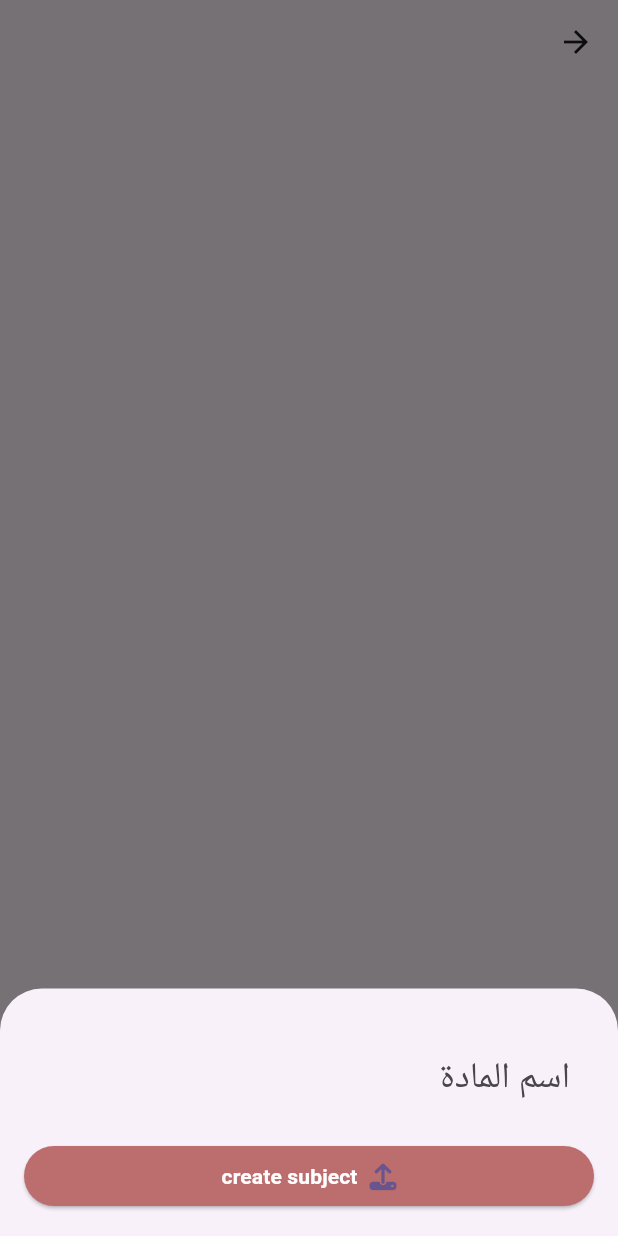
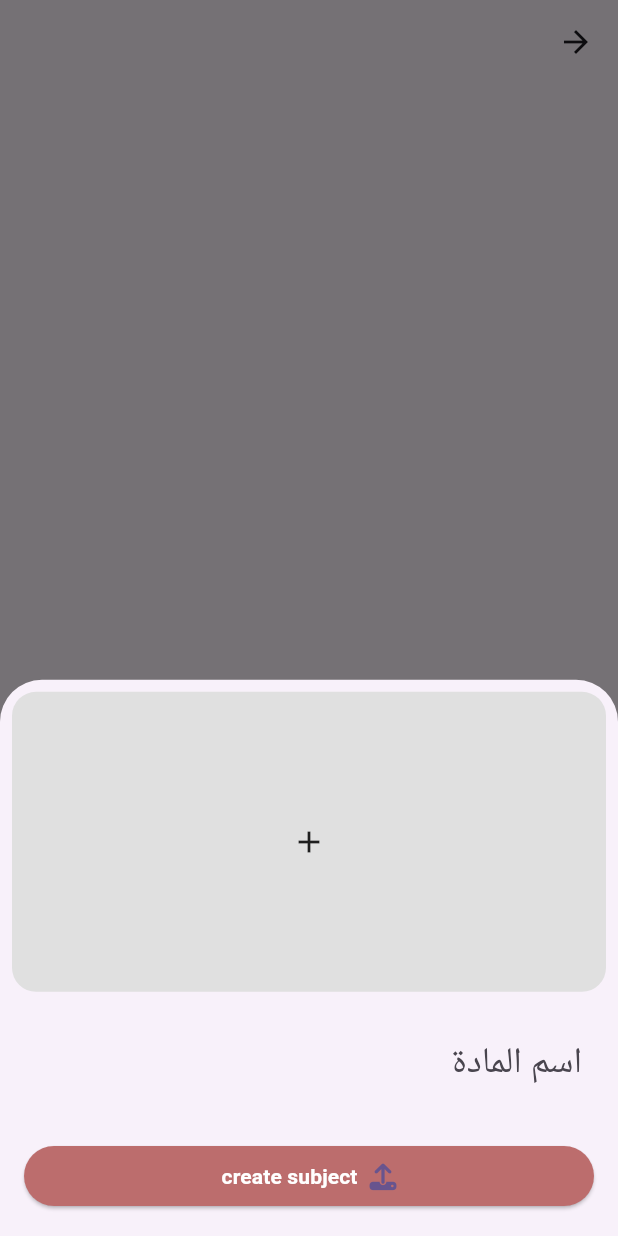
Before and after one commit to mellatilaid/aynaa, a Flutter app: the SubjectsView screen opened directly with empty values, after a tap on the "add" icon, on a phone screen of 412 x 824 dp. Run offline on Flutter 3.47's test engine with Material 3 defaults, Android fonts, the phone set to English and light mode, and no system bars; our stand-ins replace bloc, connectivity_plus, cross_file, dartz, device_info_plus, device_preview and 13 more; missing offline and left inert: tus_client_dart; accounts and stored records are empty; generated files the repository leaves out were written again.

Commit message:
refactored add subject buttom sheet

```diff
--- a/lib/core/services/isar_storage_service.dart
+++ b/lib/core/services/isar_storage_service.dart
@@ -83,12 +83,13 @@ class IsarStorageService {
       case CollentionType.versions:
         await _isar.writeTxn(() async {
           await _isar.aynaaVersionsEntitys
-              .putAll(items as List<AynaaVersionsEntity>);
+              .putAllByEntityID(items as List<AynaaVersionsEntity>);
         });
       case CollentionType.subjects:
         await _isar.writeTxn(
           () async {
-            await _isar.subjectsEntitys.putAll(items as List<SubjectsEntity>);
+            await _isar.subjectsEntitys
+                .putAllByEntityID(items as List<SubjectsEntity>);
           },
         );
       case CollentionType.deletedItmes:
@@ -109,12 +110,14 @@ class IsarStorageService {
         log('item added to isar');
       case CollentionType.versions:
         await _isar.writeTxn(() async {
-          await _isar.aynaaVersionsEntitys.put(item as AynaaVersionsEntity);
+          await _isar.aynaaVersionsEntitys
+              .putByIndex('entityID', item as AynaaVersionsEntity);
         });
       case CollentionType.subjects:
         await _isar.writeTxn(
           () async {
-            await _isar.subjectsEntitys.put(item as SubjectsEntity);
+            await _isar.subjectsEntitys
+                .putByIndex('entityID', item as SubjectsEntity);
           },
         );
       case CollentionType.deletedItmes:
--- a/lib/features/admin/materials/data/models/subjects_model.dart
+++ b/lib/features/admin/materials/data/models/subjects_model.dart
@@ -11,13 +11,22 @@ class SubjectsModel extends SubjectsEntity with Mappable {
   final String subjectName;
   @override
   final String versionID;
-
+  @override
+  final String url;
+  @override
+  final String? localFilePath;
   SubjectsModel(
       {required this.entityID,
       required this.subjectName,
-      required this.versionID})
+      required this.versionID,
+      required this.url,
+      this.localFilePath})
       : super(
-            entityID: entityID, subjectName: subjectName, versionID: versionID);
+            entityID: entityID,
+            subjectName: subjectName,
+            versionID: versionID,
+            url: url,
+            localFilePath: localFilePath);
 
   /*factory SubjectsModel.fromSupabase(Map<String, dynamic> data) {
     return SubjectsModel(id: data[kID].toString(), subjectName: data[kName]);
@@ -27,21 +36,22 @@ class SubjectsModel extends SubjectsEntity with Mappable {
     return SubjectsModel(
         entityID: subject.entityID ?? '0',
         subjectName: subject.subjectName,
-        versionID: subject.versionID);
+        versionID: subject.versionID,
+        url: subject.url,
+        localFilePath: subject.localFilePath);
   }
 
   @override
   toMap() {
-    return {
-      kSubjectName: subjectName,
-      kVersionID: versionID,
-    };
+    return {kSubjectName: subjectName, kVersionID: versionID, kUrl: url};
   }
 
   static SubjectsModel fromMap(Map<String, dynamic> data) {
     return SubjectsModel(
-        entityID: data[kID].toString(),
-        subjectName: data[kSubjectName],
-        versionID: data[kVersionID]);
+      entityID: data[kID].toString(),
+      subjectName: data[kSubjectName],
+      versionID: data[kVersionID],
+      url: data[kUrl],
+    );
   }
 }
--- a/lib/features/admin/materials/domain/entities/subjects_entity.dart
+++ b/lib/features/admin/materials/domain/entities/subjects_entity.dart
@@ -12,10 +12,16 @@ class SubjectsEntity with Entity {
   final String subjectName;
   final String versionID;
   final bool isDeleted = false;
+  @override
+  final String url;
+  @override
+  String? localFilePath;
   SubjectsEntity({
     required this.entityID,
     required this.subjectName,
     required this.versionID,
+    required this.url,
+    this.localFilePath,
   });
 
   @override
@@ -23,17 +29,6 @@ class SubjectsEntity with Entity {
   String get name => subjectName;
 
   @override
-  // TODO: implement localFilePath
-  String? get localFilePath => '';
-
-  @override
-  // TODO: implement url
-  String? get url => '';
-
-  @override
   // TODO: implement versionName
   String get versionName => '';
-
-  @override
-  set localFilePath(String? path) {}
 }
--- a/lib/features/admin/materials/presentation/views/subjects_view.dart
+++ b/lib/features/admin/materials/presentation/views/subjects_view.dart
@@ -40,8 +40,9 @@ class SubjectsView extends StatelessWidget {
                   context: context,
                   builder: (context) {
                     return BlocProvider.value(
-                        value: subjectsCubit,
-                        child: const NewSubjectBottomSheet());
+                      value: subjectsCubit,
+                      child: const NewSubjectBottomSheet(),
+                    );
                   });
             },
             child: const Icon(Icons.add),
--- a/lib/features/admin/materials/presentation/views/widgets/add_lesson_button_sheet_body.dart
+++ b/lib/features/admin/materials/presentation/views/widgets/add_lesson_button_sheet_body.dart
@@ -40,12 +40,14 @@ class _AddLessonBottomSheetBodyState extends State<AddLessonBottomSheetBody> {
 
   @override
   Widget build(BuildContext context) {
-    return Stack(
+    return FractionallySizedBox(
+      heightFactor: 0.8,
+      child: Stack(
         children: [
           // Scrollable content
           Padding(
-          padding:
-              const EdgeInsets.only(bottom: 60.0), // Leave space for the button
+            padding: const EdgeInsets.only(
+                bottom: 60.0), // Leave space for the button
             child: SingleChildScrollView(
               child: Padding(
                 padding: const EdgeInsets.all(8.0),
@@ -90,6 +92,7 @@ class _AddLessonBottomSheetBodyState extends State<AddLessonBottomSheetBody> {
             ),
           ),
         ],
+      ),
     );
   }
 }
--- a/lib/features/admin/materials/presentation/views/widgets/add_new_subject_bottom_sheet.dart
+++ b/lib/features/admin/materials/presentation/views/widgets/add_new_subject_bottom_sheet.dart
@@ -2,11 +2,13 @@ import 'package:atm_app/core/utils/set_up_service_locator.dart';
 import 'package:atm_app/core/widgets/scaffold_message.dart';
 import 'package:atm_app/features/admin/materials/presentation/manager/add_new_subject_cubit/add_new_subject_cubit.dart';
 import 'package:atm_app/features/admin/materials/presentation/manager/fetch_subjects_cubit/fetch_subject_cubit.dart';
+import 'package:atm_app/features/admin/materials/presentation/manager/pick_file_cubit/pick_file_cubit.dart';
 import 'package:atm_app/features/admin/materials/presentation/views/widgets/add_new_subject_bottom_sheet_body.dart';
 import 'package:flutter/material.dart';
 import 'package:flutter_bloc/flutter_bloc.dart';
 import 'package:go_router/go_router.dart';
 
+import '../../../../../../core/classes/pick_file.dart';
 import '../../../domain/repos/subjects_repo.dart';
 import '../../manager/add_text_lesson_cubit/add_lesson_cubit.dart';
 
@@ -17,9 +19,16 @@ class NewSubjectBottomSheet extends StatelessWidget {
 
   @override
   Widget build(BuildContext context) {
-    return BlocProvider(
-      create: (context) =>
-          AddNewSubjectCubit(subjectsRepo: getit.get<SubjectsRepo>()),
+    return MultiBlocProvider(
+      providers: [
+        BlocProvider(
+          create: (context) =>
+              AddNewSubjectCubit(subjectsRepo: getit.get<SubjectsRepo>()),
+        ),
+        BlocProvider(
+          create: (context) => PickFileCubit(getit.get<FilePickerHelper>()),
+        ),
+      ],
       child: BlocBuilder<AddNewSubjectCubit, AddNewSubjectState>(
         builder: (context, state) {
           if (state is AddNewSubjectSuccuss) {
@@ -33,7 +42,7 @@ class NewSubjectBottomSheet extends StatelessWidget {
           } else if (state is AddNewSubjectFailure) {
             showScaffoldMessage(context, state.errMessage);
           }
-          return const AddImageNoteBottomSheetBody();
+          return const AddSubjectBottomSheetBody();
         },
       ),
     );
--- a/lib/features/admin/materials/presentation/views/widgets/add_new_subject_bottom_sheet_body.dart
+++ b/lib/features/admin/materials/presentation/views/widgets/add_new_subject_bottom_sheet_body.dart
@@ -1,9 +1,101 @@
-import 'package:atm_app/features/admin/materials/presentation/views/widgets/add_new_subject_button_bloc_builder.dart';
 import 'package:flutter/material.dart';
 
 import '../../../../../../core/widgets/invisibla_text_field.dart';
+import 'add_new_subject_button_bloc_builder.dart';
+import 'lesson_media_content_builder.dart';
 
-class AddImageNoteBottomSheetBody extends StatefulWidget {
+class AddSubjectBottomSheetBody extends StatefulWidget {
+  const AddSubjectBottomSheetBody({
+    super.key,
+  });
+
+  @override
+  State<AddSubjectBottomSheetBody> createState() =>
+      _AddSubjectBottomSheetBodyState();
+}
+
+class _AddSubjectBottomSheetBodyState extends State<AddSubjectBottomSheetBody> {
+  final _subjectTitleController = TextEditingController();
+  String? selectedFile;
+  final _formKey = GlobalKey<FormState>();
+  final ValueNotifier<bool> _isButtonEnabled = ValueNotifier<bool>(false);
+  @override
+  void initState() {
+    // TODO: implement initState
+    super.initState();
+    _subjectTitleController.addListener(() {
+      final hasText = _subjectTitleController.text.trim().isNotEmpty;
+      _isButtonEnabled.value = hasText; // Enable or disable the button
+    });
+  }
+
+  @override
+  void dispose() {
+    // TODO: implement dispose
+    super.dispose();
+    _subjectTitleController.dispose();
+  }
+
+  @override
+  Widget build(BuildContext context) {
+    return FractionallySizedBox(
+      heightFactor: 0.45,
+      child: Stack(
+        children: [
+          // Scrollable content
+          Padding(
+            padding: const EdgeInsets.only(
+                bottom: 60.0), // Leave space for the button
+            child: SingleChildScrollView(
+              child: Padding(
+                padding: const EdgeInsets.all(8.0),
+                child: Form(
+                  key: _formKey,
+                  child: Column(
+                    crossAxisAlignment: CrossAxisAlignment.start,
+                    children: [
+                      LessonMediaContentBuilder(
+                        filePath: selectedFile,
+                      ),
+                      const SizedBox(height: 16),
+                      InvisibleTextField(
+                        errMessage: 'يرجى إدخال اسم المادة',
+                        controller: _subjectTitleController,
+                        hintText: 'اسم المادة',
+                        textStyle: Theme.of(context).textTheme.headlineSmall,
+                      ),
+                      const SizedBox(height: 16),
+                    ],
+                  ),
+                ),
+              ),
+            ),
+          ),
+          // Fixed button at the bottom
+          Positioned(
+            bottom: 0,
+            left: 0,
+            right: 0,
+            child: Padding(
+              padding: const EdgeInsets.all(16),
+              child: ValueListenableBuilder(
+                valueListenable: _isButtonEnabled,
+                builder: (context, value, child) {
+                  return AddNewSubjectButtonBlocBuilder(
+                    formKey: _formKey, // Pass the form key to the button
+                    subjectTitleController: _subjectTitleController,
+                  );
+                },
+              ),
+            ),
+          ),
+        ],
+      ),
+    );
+  }
+}
+
+/*class AddImageNoteBottomSheetBody extends StatefulWidget {
   const AddImageNoteBottomSheetBody({super.key});
 
   @override
@@ -57,4 +149,4 @@ class _AddImageNoteBottomSheetBodyState
       ),
     );
   }
-}
+}*/
--- a/lib/features/admin/materials/presentation/views/widgets/add_new_subject_button_bloc_builder.dart
+++ b/lib/features/admin/materials/presentation/views/widgets/add_new_subject_button_bloc_builder.dart
@@ -52,6 +52,7 @@ class _AddNewSubjectButtonBlocBuilderState
       entityID: '0',
       subjectName: widget.subjectTitleController.text.trim(),
       versionID: versionID,
+      url: '',
     );
     return subject;
   }
--- a/lib/features/admin/materials/presentation/views/widgets/add_text_lesson_bottom_sheet.dart
+++ b/lib/features/admin/materials/presentation/views/widgets/add_text_lesson_bottom_sheet.dart
@@ -27,9 +27,6 @@ class _AddTextLessonBottomSheetState extends State<AddTextLessonBottomSheet> {
   Widget build(BuildContext context) {
     return BlocProvider(
       create: (context) => PickFileCubit(getit.get<FilePickerHelper>()),
-      child: FractionallySizedBox(
-        heightFactor:
-            0.8, // Adjust this for the height you need (e.g., 90% of the screen)
       child: BlocBuilder<AddLessonCubit, AddLessonState>(
         builder: (context, state) {
           if (state is AddLessonFailure) {
@@ -53,7 +50,6 @@ class _AddTextLessonBottomSheetState extends State<AddTextLessonBottomSheet> {
           );
         },
       ),
-      ),
     );
   }
 
```
Also changed, not shown: lib/features/admin/materials/domain/entities/subjects_entity.g.dart. Lines whose indentation alone changed are shown as unchanged.
